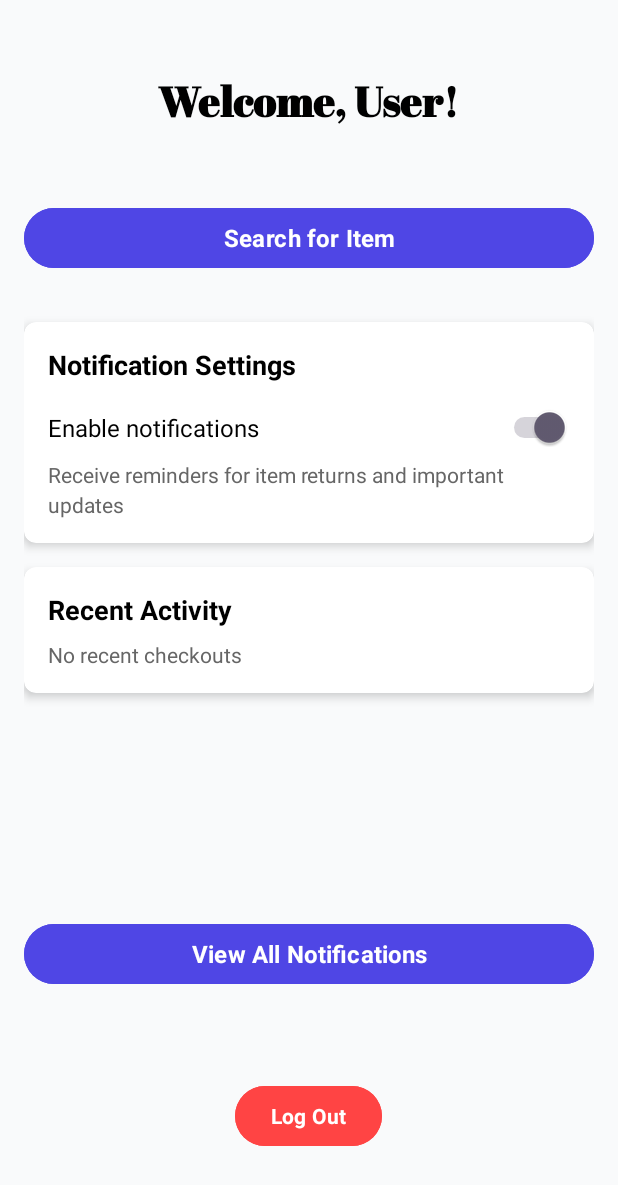
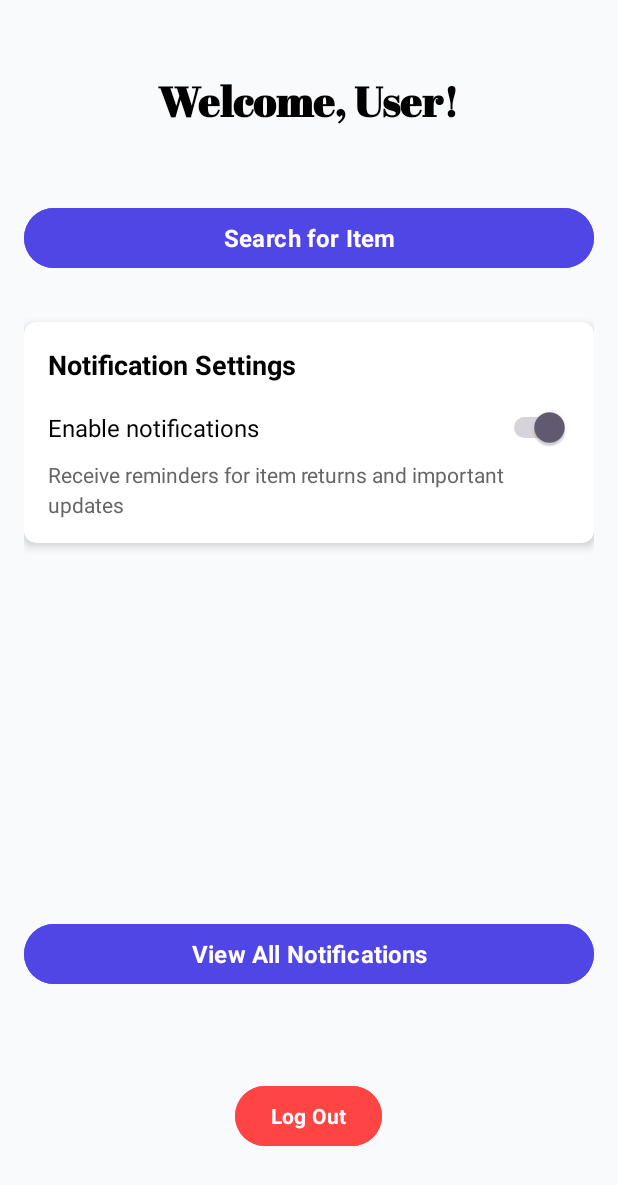
Before and after one commit to saucypilot/inventory-tracker, an Android app: the screen it shows after launch once a user with an empty profile is signed in (UserActivity), on a phone screen of 412 x 824 dp. Shown: the top 1185 px of the screen. Run offline under Robolectric (Android 15) with nearby library versions, the phone set to English and light mode, and no system bars; our stand-ins replace Firebase (no records; nobody signed in at launch, a user with empty details on screens opened directly); Roboto replaces fonts that are not available here.

Commit message:
removed the recent activity tab

```diff
--- a/app/src/main/java/com/example/tallycat/UserActivity.java
+++ b/app/src/main/java/com/example/tallycat/UserActivity.java
@@ -34,7 +34,6 @@ public class UserActivity extends AppCompatActivity {
         // Initialize views
         switchNotifications = findViewById(R.id.switchNotifications);
         Button signOut = findViewById(R.id.btnSignOut);
-        TextView tvLastCheckout = findViewById(R.id.tvLastCheckout);
 
         // Load saved state for notification toggle
         loadNotificationPreference();
--- a/app/src/main/res/layout/activity_user.xml
+++ b/app/src/main/res/layout/activity_user.xml
@@ -108,34 +108,7 @@
         android:layout_below="@id/cardNotificationSettings"
         android:layout_marginTop="16dp"
         app:cardCornerRadius="8dp"
-        app:cardElevation="4dp">
-
-        <LinearLayout
-            android:layout_width="match_parent"
-            android:layout_height="wrap_content"
-            android:orientation="vertical"
-            android:padding="16dp">
-
-            <TextView
-                android:layout_width="match_parent"
-                android:layout_height="wrap_content"
-                android:layout_marginBottom="8dp"
-                android:text="Recent Activity"
-                android:textColor="@color/black"
-                android:textSize="18sp"
-                android:textStyle="bold" />
-
-            <TextView
-                android:id="@+id/tvLastCheckout"
-                android:layout_width="match_parent"
-                android:layout_height="wrap_content"
-                android:text="No recent checkouts"
-                android:textColor="#666666"
-                android:textSize="14sp" />
-
-        </LinearLayout>
-
-    </androidx.cardview.widget.CardView>
+        app:cardElevation="4dp"/>
 
     <Button
         android:id="@+id/btnSignOut"
```
